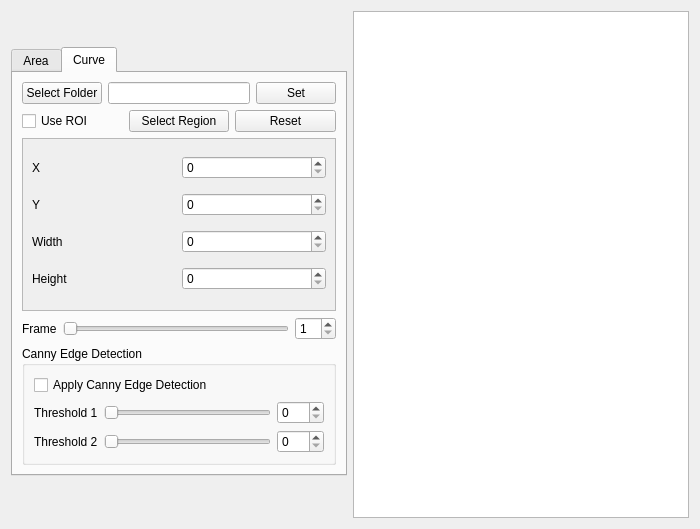
This is frequencydetection.ui in Tokyo-MQP-2024/IgniteCV as Qt 5 draws it before an edit. The edited form follows.
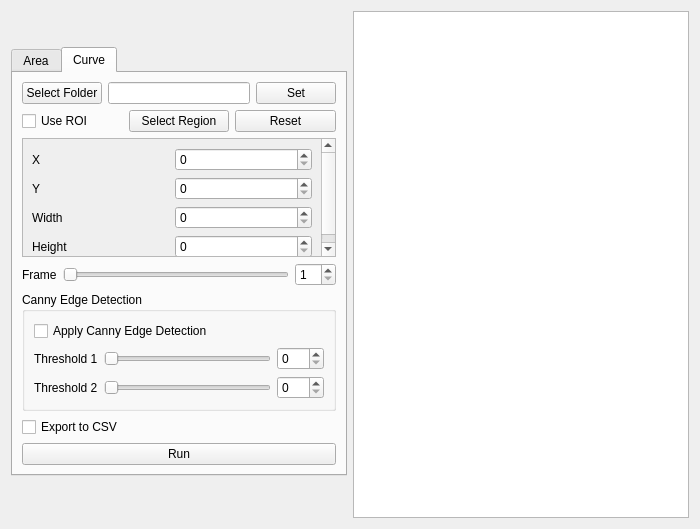
This is the edited form. Custom widgets are drawn as their Qt base class.

What changed in the file:
```diff
--- a/frequencydetection.ui
+++ b/frequencydetection.ui
@@ -320,7 +320,7 @@
             <x>0</x>
             <y>0</y>
             <width>321</width>
-            <height>181</height>
+            <height>128</height>
            </rect>
           </property>
           <layout class="QGridLayout" name="gridLayout_4">
@@ -460,6 +460,20 @@
          </layout>
         </widget>
        </item>
+       <item>
+        <widget class="QCheckBox" name="checkBoxCSVCurve">
+         <property name="text">
+          <string>Export to CSV</string>
+         </property>
+        </widget>
+       </item>
+       <item>
+        <widget class="QPushButton" name="pushButtonRunCurve">
+         <property name="text">
+          <string>Run</string>
+         </property>
+        </widget>
+       </item>
       </layout>
      </widget>
     </widget>
```
